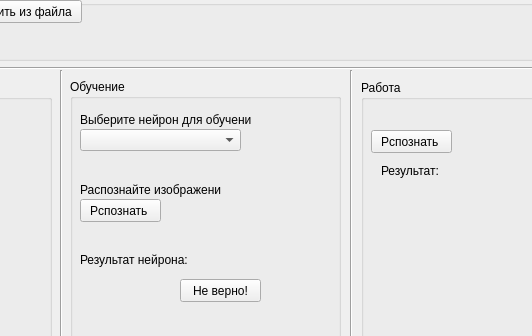
Before: the Qt Designer form face/form_gr.ui in Alex-Bard/one-layer_neural_network, drawn with Qt 5; both pictures show x 239 to 771 and y 0 to 336 of the 879 by 531 pixel window.
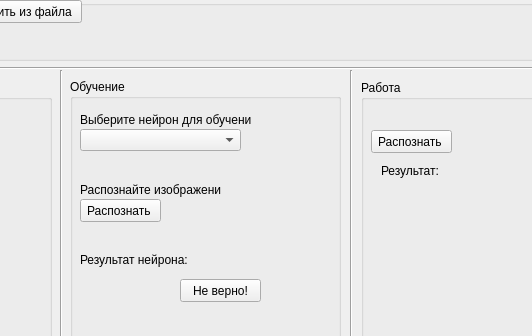
After: the same form once the commit is applied.

Commit message: spelling error fixed

Diff of the .ui file:
```diff
--- a/face/form_gr.ui
+++ b/face/form_gr.ui
@@ -666,7 +666,7 @@
       </rect>
      </property>
      <property name="text">
-      <string>Рспознать </string>
+      <string>Распознать </string>
      </property>
     </widget>
     <widget class="QLabel" name="label_4">
@@ -744,7 +744,7 @@
       </rect>
      </property>
      <property name="text">
-      <string>Рспознать </string>
+      <string>Распознать </string>
      </property>
     </widget>
     <widget class="QLabel" name="label_7">
```
Left out of the diff: 4 changed lines with no effect on the pictures.
